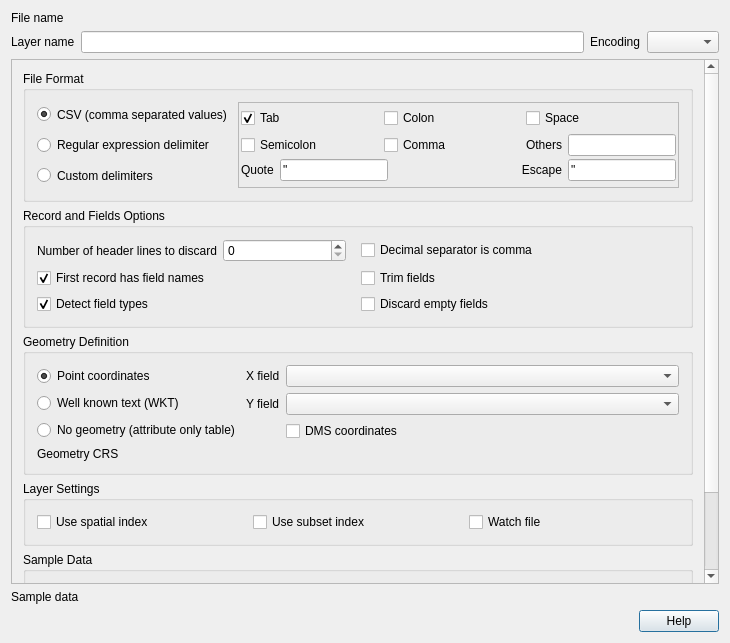
The window that src/ui/qgsdelimitedtextsourceselectbase.ui (qgis/QGIS) describes before a commit, drawn with Qt 5.
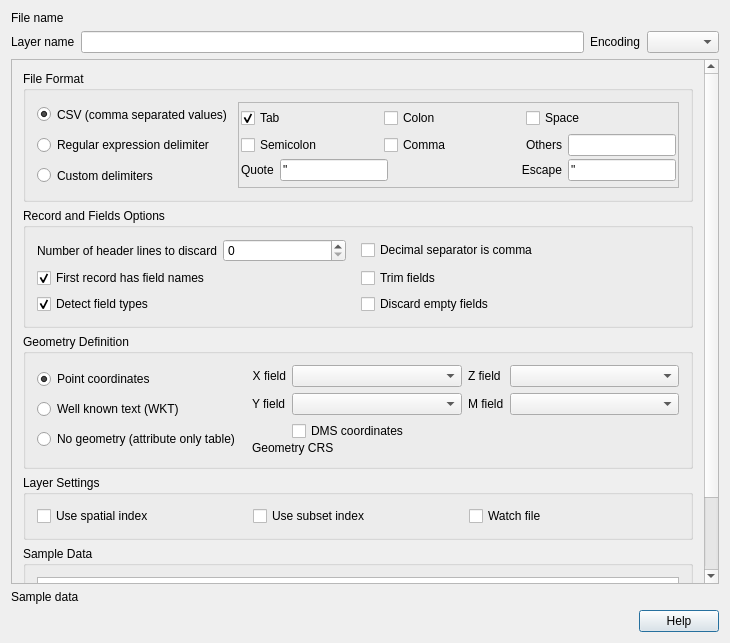
The same window after the commit. Icons and pictures are not drawn. Custom widgets are drawn as their Qt base class.

The edit to the form file:
```diff
--- a/src/ui/qgsdelimitedtextsourceselectbase.ui
+++ b/src/ui/qgsdelimitedtextsourceselectbase.ui
@@ -158,8 +158,8 @@
        <rect>
         <x>0</x>
         <y>0</y>
-        <width>714</width>
-        <height>514</height>
+        <width>696</width>
+        <height>648</height>
        </rect>
       </property>
       <property name="sizePolicy">
@@ -791,7 +791,7 @@
        <item>
         <widget class="QgsCollapsibleGroupBox" name="geometryDefinitionGroupBox">
          <property name="sizePolicy">
-          <sizepolicy hsizetype="Preferred" vsizetype="Fixed">
+          <sizepolicy hsizetype="Preferred" vsizetype="Preferred">
            <horstretch>0</horstretch>
            <verstretch>0</verstretch>
           </sizepolicy>
@@ -803,83 +803,118 @@
           <bool>true</bool>
          </property>
          <layout class="QGridLayout" name="gridLayout">
-          <item row="0" column="0">
-           <layout class="QVBoxLayout" name="verticalLayout_16">
-            <property name="topMargin">
-             <number>0</number>
-            </property>
-            <item>
-             <widget class="QRadioButton" name="geomTypeXY">
-              <property name="enabled">
-               <bool>true</bool>
-              </property>
-              <property name="toolTip">
-               <string>Geometry is a point defined by X and Y coordinate fields</string>
-              </property>
-              <property name="statusTip">
-               <string>Geometry is a point defined by X and Y coordinate fields</string>
-              </property>
-              <property name="whatsThis">
-               <string>Geometry is a point defined by X and Y coordinate fields</string>
-              </property>
-              <property name="text">
-               <string>Point coordinates</string>
-              </property>
-              <property name="checked">
-               <bool>true</bool>
-              </property>
-             </widget>
-            </item>
-            <item>
-             <widget class="QRadioButton" name="geomTypeWKT">
-              <property name="enabled">
-               <bool>true</bool>
-              </property>
-              <property name="toolTip">
-               <string>Geometry is read as a well known text string from the selected fields</string>
-              </property>
-              <property name="statusTip">
-               <string>Geometry is read as a well known text string from the selected fields</string>
-              </property>
-              <property name="whatsThis">
-               <string>Geometry is read as a well known text string from the selected fields</string>
-              </property>
-              <property name="text">
-               <string>Well known text (WKT)</string>
-              </property>
-             </widget>
-            </item>
-            <item>
-             <widget class="QRadioButton" name="geomTypeNone">
-              <property name="toolTip">
-               <string>The file contains only attribute information - it will not be displayed on the map</string>
-              </property>
-              <property name="statusTip">
-               <string>The file contains only attribute information - it will not be displayed on the map</string>
-              </property>
-              <property name="whatsThis">
-               <string>The file contains only attribute information - it will not be displayed on the map</string>
-              </property>
-              <property name="text">
-               <string>No geometry (attribute only table)</string>
-              </property>
-             </widget>
-            </item>
-           </layout>
-          </item>
+          <property name="horizontalSpacing">
+           <number>12</number>
+          </property>
           <item row="0" column="1">
+           <layout class="QVBoxLayout" name="verticalLayout_5">
+            <property name="spacing">
+             <number>0</number>
+            </property>
+            <item>
            <widget class="QStackedWidget" name="swGeomType">
             <property name="currentIndex">
              <number>0</number>
             </property>
             <widget class="QWidget" name="swpGeomXY">
+               <property name="sizePolicy">
+                <sizepolicy hsizetype="Preferred" vsizetype="Preferred">
+                 <horstretch>0</horstretch>
+                 <verstretch>0</verstretch>
+                </sizepolicy>
+               </property>
              <layout class="QVBoxLayout" name="verticalLayout_8">
               <property name="margin">
                <number>0</number>
               </property>
               <item>
-               <layout class="QGridLayout" name="gridLayout_5" columnstretch="0,0">
-                <item row="4" column="1">
+                 <layout class="QGridLayout" name="gridLayout_5" columnstretch="0,0,0,0">
+                  <item row="1" column="0">
+                   <widget class="QLabel" name="textLabelY">
+                    <property name="enabled">
+                     <bool>true</bool>
+                    </property>
+                    <property name="sizePolicy">
+                     <sizepolicy hsizetype="Preferred" vsizetype="Preferred">
+                      <horstretch>0</horstretch>
+                      <verstretch>0</verstretch>
+                     </sizepolicy>
+                    </property>
+                    <property name="text">
+                     <string>Y field</string>
+                    </property>
+                    <property name="buddy">
+                     <cstring>cmbYField</cstring>
+                    </property>
+                   </widget>
+                  </item>
+                  <item row="0" column="2">
+                   <widget class="QLabel" name="textLabelZ">
+                    <property name="enabled">
+                     <bool>true</bool>
+                    </property>
+                    <property name="sizePolicy">
+                     <sizepolicy hsizetype="Preferred" vsizetype="Preferred">
+                      <horstretch>0</horstretch>
+                      <verstretch>0</verstretch>
+                     </sizepolicy>
+                    </property>
+                    <property name="text">
+                     <string>Z field</string>
+                    </property>
+                    <property name="buddy">
+                     <cstring>cmbZField</cstring>
+                    </property>
+                   </widget>
+                  </item>
+                  <item row="0" column="0">
+                   <widget class="QLabel" name="textLabelX">
+                    <property name="enabled">
+                     <bool>true</bool>
+                    </property>
+                    <property name="text">
+                     <string>X field</string>
+                    </property>
+                    <property name="alignment">
+                     <set>Qt::AlignRight|Qt::AlignTrailing|Qt::AlignVCenter</set>
+                    </property>
+                    <property name="buddy">
+                     <cstring>cmbXField</cstring>
+                    </property>
+                   </widget>
+                  </item>
+                  <item row="1" column="1">
+                   <widget class="QComboBox" name="cmbYField">
+                    <property name="enabled">
+                     <bool>true</bool>
+                    </property>
+                    <property name="sizePolicy">
+                     <sizepolicy hsizetype="Expanding" vsizetype="Fixed">
+                      <horstretch>0</horstretch>
+                      <verstretch>0</verstretch>
+                     </sizepolicy>
+                    </property>
+                    <property name="minimumSize">
+                     <size>
+                      <width>120</width>
+                      <height>0</height>
+                     </size>
+                    </property>
+                    <property name="toolTip">
+                     <string>Name of the field containing y values</string>
+                    </property>
+                    <property name="statusTip">
+                     <string>Name of the field containing y values</string>
+                    </property>
+                    <property name="whatsThis">
+                     <string>Name of the field containing y values</string>
+                    </property>
+                    <property name="editable">
+                     <bool>false</bool>
+                    </property>
+                   </widget>
+                  </item>
+                  <item row="2" column="1" colspan="3">
                  <widget class="QCheckBox" name="cbxXyDms">
                   <property name="toolTip">
                    <string>X and Y coordinates are expressed in degrees/minutes/seconds</string>
@@ -895,7 +930,88 @@
                   </property>
                  </widget>
                 </item>
-                <item row="1" column="1">
+                  <item row="0" column="3">
+                   <widget class="QComboBox" name="cmbZField">
+                    <property name="enabled">
+                     <bool>true</bool>
+                    </property>
+                    <property name="sizePolicy">
+                     <sizepolicy hsizetype="Expanding" vsizetype="Fixed">
+                      <horstretch>0</horstretch>
+                      <verstretch>0</verstretch>
+                     </sizepolicy>
+                    </property>
+                    <property name="minimumSize">
+                     <size>
+                      <width>120</width>
+                      <height>0</height>
+                     </size>
+                    </property>
+                    <property name="toolTip">
+                     <string>Name of the field containing z values</string>
+                    </property>
+                    <property name="statusTip">
+                     <string>Name of the field containing z values</string>
+                    </property>
+                    <property name="whatsThis">
+                     <string>Name of the field containing z values</string>
+                    </property>
+                    <property name="editable">
+                     <bool>false</bool>
+                    </property>
+                   </widget>
+                  </item>
+                  <item row="1" column="2">
+                   <widget class="QLabel" name="textLabelM">
+                    <property name="enabled">
+                     <bool>true</bool>
+                    </property>
+                    <property name="sizePolicy">
+                     <sizepolicy hsizetype="Preferred" vsizetype="Preferred">
+                      <horstretch>0</horstretch>
+                      <verstretch>0</verstretch>
+                     </sizepolicy>
+                    </property>
+                    <property name="text">
+                     <string>M field</string>
+                    </property>
+                    <property name="buddy">
+                     <cstring>cmbMField</cstring>
+                    </property>
+                   </widget>
+                  </item>
+                  <item row="1" column="3">
+                   <widget class="QComboBox" name="cmbMField">
+                    <property name="enabled">
+                     <bool>true</bool>
+                    </property>
+                    <property name="sizePolicy">
+                     <sizepolicy hsizetype="Expanding" vsizetype="Fixed">
+                      <horstretch>0</horstretch>
+                      <verstretch>0</verstretch>
+                     </sizepolicy>
+                    </property>
+                    <property name="minimumSize">
+                     <size>
+                      <width>120</width>
+                      <height>0</height>
+                     </size>
+                    </property>
+                    <property name="toolTip">
+                     <string>Name of the field containing m values</string>
+                    </property>
+                    <property name="statusTip">
+                     <string>Name of the field containing m values</string>
+                    </property>
+                    <property name="whatsThis">
+                     <string>Name of the field containing m values</string>
+                    </property>
+                    <property name="editable">
+                     <bool>false</bool>
+                    </property>
+                   </widget>
+                  </item>
+                  <item row="0" column="1">
                  <widget class="QComboBox" name="cmbXField">
                   <property name="enabled">
                    <bool>true</bool>
@@ -926,72 +1042,6 @@
                   </property>
                  </widget>
                 </item>
-                <item row="2" column="1">
-                 <widget class="QComboBox" name="cmbYField">
-                  <property name="enabled">
-                   <bool>true</bool>
-                  </property>
-                  <property name="sizePolicy">
-                   <sizepolicy hsizetype="Expanding" vsizetype="Fixed">
-                    <horstretch>0</horstretch>
-                    <verstretch>0</verstretch>
-                   </sizepolicy>
-                  </property>
-                  <property name="minimumSize">
-                   <size>
-                    <width>120</width>
-                    <height>0</height>
-                   </size>
-                  </property>
-                  <property name="toolTip">
-                   <string>Name of the field containing y values</string>
-                  </property>
-                  <property name="statusTip">
-                   <string>Name of the field containing y values</string>
-                  </property>
-                  <property name="whatsThis">
-                   <string>Name of the field containing y values</string>
-                  </property>
-                  <property name="editable">
-                   <bool>false</bool>
-                  </property>
-                 </widget>
-                </item>
-                <item row="1" column="0">
-                 <widget class="QLabel" name="textLabelx">
-                  <property name="enabled">
-                   <bool>true</bool>
-                  </property>
-                  <property name="text">
-                   <string>&lt;p align=&quot;left&quot;&gt;X field&lt;/p&gt;</string>
-                  </property>
-                  <property name="alignment">
-                   <set>Qt::AlignRight|Qt::AlignTrailing|Qt::AlignVCenter</set>
-                  </property>
-                  <property name="buddy">
-                   <cstring>cmbXField</cstring>
-                  </property>
-                 </widget>
-                </item>
-                <item row="2" column="0">
-                 <widget class="QLabel" name="textLabely">
-                  <property name="enabled">
-                   <bool>true</bool>
-                  </property>
-                  <property name="sizePolicy">
-                   <sizepolicy hsizetype="Preferred" vsizetype="Preferred">
-                    <horstretch>0</horstretch>
-                    <verstretch>0</verstretch>
-                   </sizepolicy>
-                  </property>
-                  <property name="text">
-                   <string>&lt;p align=&quot;left&quot;&gt;Y field&lt;/p&gt;</string>
-                  </property>
-                  <property name="buddy">
-                   <cstring>cmbYField</cstring>
-                  </property>
-                 </widget>
-                </item>
                </layout>
               </item>
              </layout>
@@ -1085,11 +1135,26 @@
               </item>
              </layout>
             </widget>
-            <widget class="QWidget" name="swpGeomNone"/>
-           </widget>
-          </item>
-          <item row="1" column="0">
+              <widget class="QWidget" name="swpGeomNone">
+               <property name="sizePolicy">
+                <sizepolicy hsizetype="Ignored" vsizetype="Ignored">
+                 <horstretch>0</horstretch>
+                 <verstretch>0</verstretch>
+                </sizepolicy>
+               </property>
+              </widget>
+             </widget>
+            </item>
+            <item>
+             <layout class="QHBoxLayout" name="horizontalLayout_2">
+              <item>
            <widget class="QLabel" name="textLabelCrs">
+                <property name="sizePolicy">
+                 <sizepolicy hsizetype="Fixed" vsizetype="Preferred">
+                  <horstretch>0</horstretch>
+                  <verstretch>0</verstretch>
+                 </sizepolicy>
+                </property>
             <property name="text">
              <string>Geometry CRS</string>
             </property>
@@ -1098,14 +1163,95 @@
             </property>
            </widget>
           </item>
-          <item row="1" column="1">
-           <widget class="QgsProjectionSelectionWidget" name="crsGeometry"/>
-          </item>
-         </layout>
+              <item>
+               <widget class="QgsProjectionSelectionWidget" name="crsGeometry" native="true"/>
+              </item>
+             </layout>
+            </item>
+            <item>
+             <spacer name="verticalSpacer_2">
+              <property name="orientation">
+               <enum>Qt::Vertical</enum>
+              </property>
+              <property name="sizeHint" stdset="0">
+               <size>
+                <width>20</width>
+                <height>20</height>
+               </size>
+              </property>
+             </spacer>
+            </item>
+           </layout>
+          </item>
+          <item row="0" column="0">
+           <layout class="QVBoxLayout" name="verticalLayout_16">
+            <property name="topMargin">
+             <number>0</number>
+            </property>
+            <item>
+             <widget class="QRadioButton" name="geomTypeXY">
+              <property name="enabled">
+               <bool>true</bool>
+              </property>
+              <property name="toolTip">
+               <string>Geometry is a point defined by X and Y coordinate fields</string>
+              </property>
+              <property name="statusTip">
+               <string>Geometry is a point defined by X and Y coordinate fields</string>
+              </property>
+              <property name="whatsThis">
+               <string>Geometry is a point defined by X and Y coordinate fields</string>
+              </property>
+              <property name="text">
+               <string>Point coordinates</string>
+              </property>
+              <property name="checked">
+               <bool>true</bool>
+              </property>
         </widget>
        </item>
        <item>
-        <widget class="QgsCollapsibleGroupBox" name="layeSettingsGroupBox">
+             <widget class="QRadioButton" name="geomTypeWKT">
+              <property name="enabled">
+               <bool>true</bool>
+              </property>
+              <property name="toolTip">
+               <string>Geometry is read as a well known text string from the selected fields</string>
+              </property>
+              <property name="statusTip">
+               <string>Geometry is read as a well known text string from the selected fields</string>
+              </property>
+              <property name="whatsThis">
+               <string>Geometry is read as a well known text string from the selected fields</string>
+              </property>
+              <property name="text">
+               <string>Well known text (WKT)</string>
+              </property>
+             </widget>
+            </item>
+            <item>
+             <widget class="QRadioButton" name="geomTypeNone">
+              <property name="toolTip">
+               <string>The file contains only attribute information - it will not be displayed on the map</string>
+              </property>
+              <property name="statusTip">
+               <string>The file contains only attribute information - it will not be displayed on the map</string>
+              </property>
+              <property name="whatsThis">
+               <string>The file contains only attribute information - it will not be displayed on the map</string>
+              </property>
+              <property name="text">
+               <string>No geometry (attribute only table)</string>
+              </property>
+             </widget>
+            </item>
+           </layout>
+          </item>
+         </layout>
+        </widget>
+       </item>
+       <item>
+        <widget class="QgsCollapsibleGroupBox" name="layerSettingsGroupBox">
          <property name="sizePolicy">
           <sizepolicy hsizetype="Preferred" vsizetype="Fixed">
            <horstretch>0</horstretch>
```
Left out of the diff: 66 changed lines with no effect on the pictures. Lines whose indentation alone changed are shown as unchanged.
